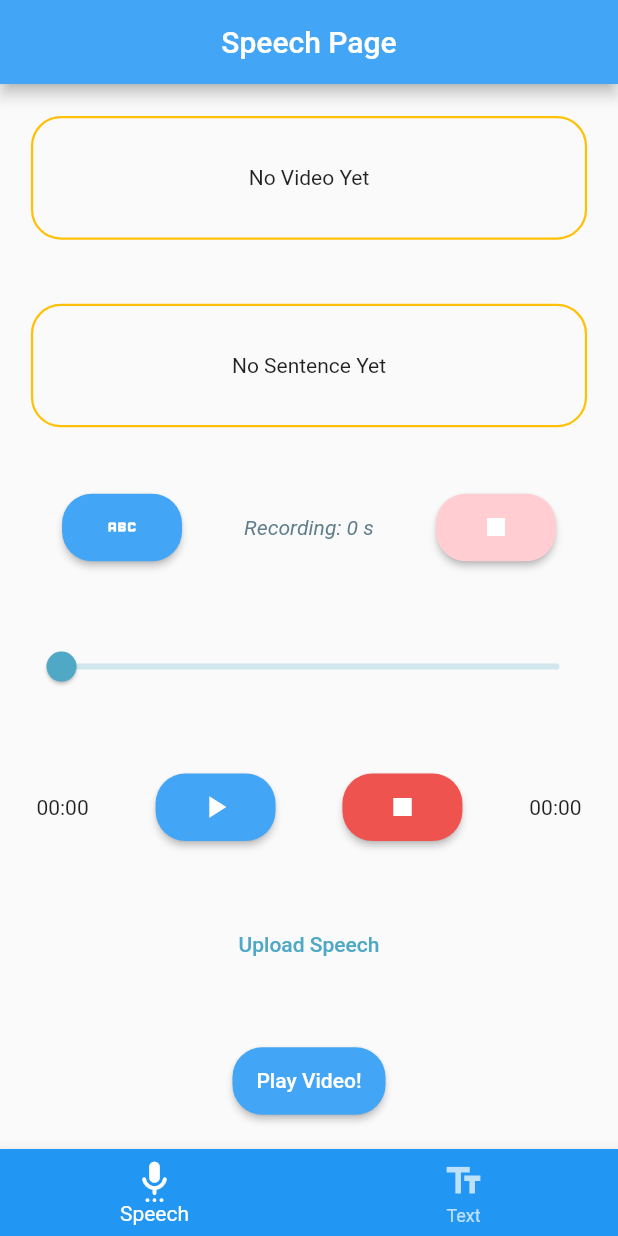
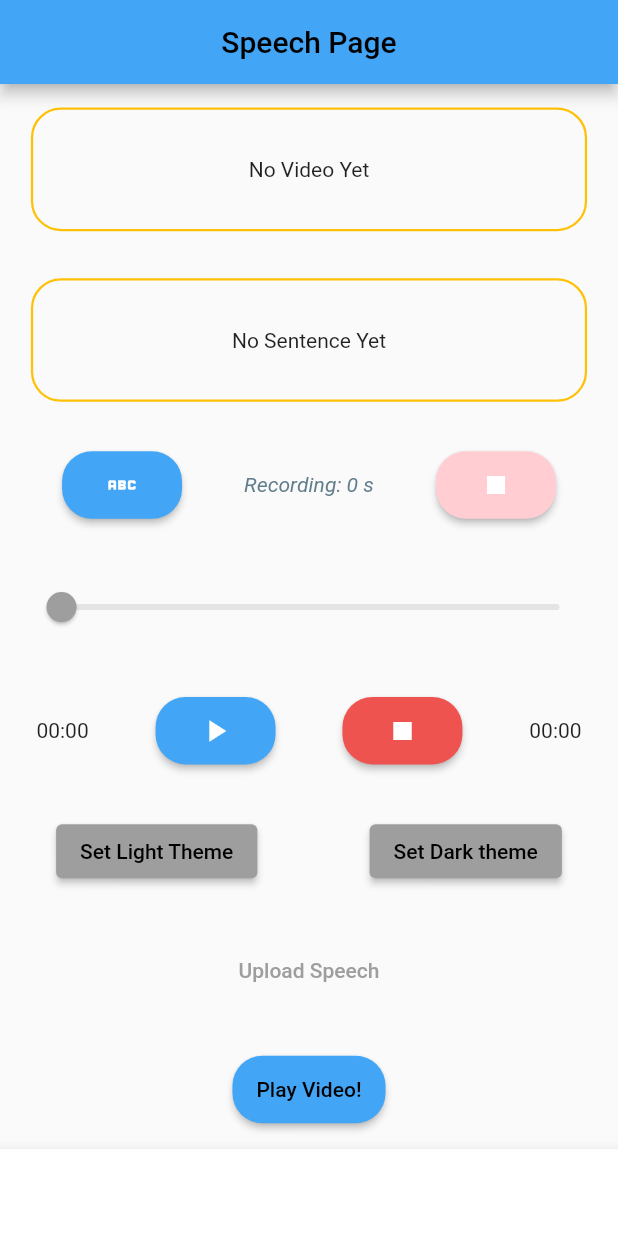
Before and after one commit to AhmedAsim-69/Speech_To_Sign_Language, a Flutter app: the screen it shows after launch, on a phone screen of 412 x 824 dp. Run offline on Flutter 3.47's test engine with Material 2 defaults, Android fonts, the phone set to English and light mode, and no system bars; drawn by our look-alikes of modal_progress_hud_nsn; our stand-ins replace audioplayers, chewie, permission_handler, shared_preferences, video_player; missing offline and left inert: flutter_sound.

Commit message:
Feature: Dark Mode Integration

```diff
--- a/lib/main.dart
+++ b/lib/main.dart
@@ -1,11 +1,16 @@
 import 'package:flutter/material.dart';
 import 'package:stsl/pages/splashscreen.dart';
 import 'package:stsl/services/user_simple_preferences.dart';
+import 'package:provider/provider.dart';
+import 'package:stsl/utils/theme_data.dart';
 
 void main() async {
   WidgetsFlutterBinding.ensureInitialized();
   await UserSimplePreferences.init();
-  runApp(const MyApp());
+  runApp(ChangeNotifierProvider<ThemeNotifier>(
+    create: (_) => ThemeNotifier(),
+    child: const MyApp(),
+  ));
 }
 
 class MyApp extends StatelessWidget {
@@ -13,15 +18,14 @@ class MyApp extends StatelessWidget {
 
   @override
   Widget build(BuildContext context) {
-    return MaterialApp(
-      debugShowCheckedModeBanner: false,
-      title: 'Flutter Demo',
-      theme: ThemeData(
-        colorScheme: ColorScheme.fromSwatch().copyWith(
-          primary: const Color.fromARGB(255, 79, 168, 197),
-        ),
-      ),
-      home: const SplashScreen(),
-    );
+    return Consumer<ThemeNotifier>(builder: (context, theme, _) {
+      return MaterialApp(
+        debugShowCheckedModeBanner: false,
+        title: 'Pakistan Sign Express',
+        theme: theme.getTheme(),
+        darkTheme: ThemeData.dark(),
+        home: const SplashScreen(),
+      );
+    });
   }
 }
--- a/lib/pages/speech_page.dart
+++ b/lib/pages/speech_page.dart
@@ -2,6 +2,7 @@ import 'package:flutter/material.dart';
 
 import 'package:flutter_sound/flutter_sound.dart';
 import 'package:modal_progress_hud_nsn/modal_progress_hud_nsn.dart';
+import 'package:provider/provider.dart';
 
 import 'package:stsl/functions/functions.dart';
 
@@ -13,6 +14,7 @@ import 'package:stsl/services/audio_recorder.dart';
 import 'package:stsl/services/format_time.dart';
 import 'package:stsl/services/user_simple_preferences.dart';
 import 'package:stsl/services/video_player.dart';
+import 'package:stsl/utils/theme_data.dart';
 
 import 'package:stsl/widgets/multi_purpose_button.dart';
 import 'package:stsl/widgets/video_button.dart';
@@ -70,6 +72,7 @@ class _SpeechPageState extends State<SpeechPage> {
 
   @override
   Widget build(BuildContext context) {
+    return Consumer<ThemeNotifier>(builder: (context, theme, _) {
       return Scaffold(
         appBar: AppBar(
           title: Text(widget.title),
@@ -174,6 +177,23 @@ class _SpeechPageState extends State<SpeechPage> {
                     ],
                   ),
                 ),
+                Row(
+                  mainAxisAlignment: MainAxisAlignment.spaceAround,
+                  children: [
+                    ElevatedButton(
+                      onPressed: () => {
+                        theme.setLightMode(),
+                      },
+                      child: const Text('Set Light Theme'),
+                    ),
+                    ElevatedButton(
+                      onPressed: () => {
+                        theme.setDarkMode(),
+                      },
+                      child: const Text('Set Dark theme'),
+                    ),
+                  ],
+                ),
                 TextButton(
                   onPressed: () async {
                     await ApiCall.uploadSpeech(_updateState, context);
@@ -188,5 +208,6 @@ class _SpeechPageState extends State<SpeechPage> {
           ),
         ),
       );
+    });
   }
 }
--- a/lib/services/user_simple_preferences.dart
+++ b/lib/services/user_simple_preferences.dart
@@ -25,4 +25,26 @@ class UserSimplePreferences {
   static String? getNotWords() {
     return _preferences.getString(_wordsNotFound);
   }
+
+  static void saveData(String key, dynamic value) async {
+    final prefs = await SharedPreferences.getInstance();
+    if (value is int) {
+      prefs.setInt(key, value);
+    } else if (value is String) {
+      prefs.setString(key, value);
+    } else if (value is bool) {
+      prefs.setBool(key, value);
+    }
+  }
+
+  static Future<dynamic> readData(String key) async {
+    final prefs = await SharedPreferences.getInstance();
+    dynamic obj = prefs.get(key);
+    return obj;
+  }
+
+  static Future<bool> deleteData(String key) async {
+    final prefs = await SharedPreferences.getInstance();
+    return prefs.remove(key);
+  }
 }
--- /dev/null
+++ b/lib/utils/theme_data.dart
@@ -0,0 +1,51 @@
+import 'package:flutter/material.dart';
+import 'package:stsl/services/user_simple_preferences.dart';
+
+class ThemeNotifier with ChangeNotifier {
+  final darkTheme = ThemeData(
+    primarySwatch: Colors.grey,
+    primaryColor: Colors.black,
+    brightness: Brightness.dark,
+    backgroundColor: const Color(0xFF212121),
+    // accentColor: Colors.white,
+    // accentIconTheme: IconThemeData(color: Colors.black),
+    dividerColor: Colors.black12,
+  );
+
+  final lightTheme = ThemeData(
+    primarySwatch: Colors.grey,
+    primaryColor: Colors.white,
+    brightness: Brightness.light,
+    backgroundColor: const Color(0xFFE5E5E5),
+    // accentColor: Colors.black,
+    // accentIconTheme: IconThemeData(color: Colors.white),
+    dividerColor: Colors.white54,
+  );
+
+  ThemeData _themeData = ThemeData();
+  ThemeData getTheme() => _themeData;
+
+  ThemeNotifier() {
+    UserSimplePreferences.readData('themeMode').then((value) {
+      var themeMode = value ?? 'light';
+      if (themeMode == 'light') {
+        _themeData = lightTheme;
+      } else {
+        _themeData = darkTheme;
+      }
+      notifyListeners();
+    });
+  }
+
+  void setDarkMode() async {
+    _themeData = darkTheme;
+    UserSimplePreferences.saveData('themeMode', 'dark');
+    notifyListeners();
+  }
+
+  void setLightMode() async {
+    _themeData = lightTheme;
+    UserSimplePreferences.saveData('themeMode', 'light');
+    notifyListeners();
+  }
+}
--- a/pubspec.yaml
+++ b/pubspec.yaml
@@ -53,6 +53,7 @@ dependencies:
   chewie: ^1.4.0
   modal_progress_hud_nsn: ^0.3.0
   shared_preferences: ^2.0.17
+  provider: ^6.0.5
 
 dev_dependencies:
   flutter_test:
```
Also changed, not shown: pubspec.lock. Lines whose indentation alone changed are shown as unchanged.
